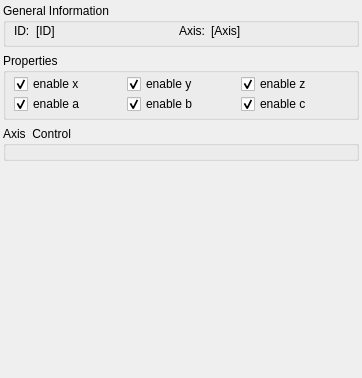
The window that DummyMotor/dockWidgetDummyMotor.ui (itom-project/plugins) describes before a commit, drawn with Qt 5.
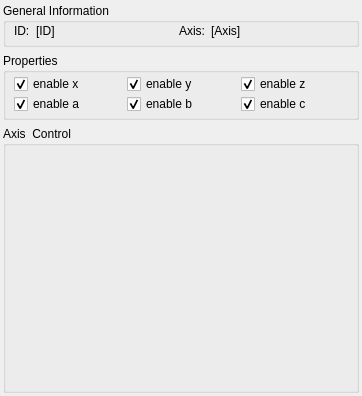
The same window after the commit. Custom widgets are drawn as their Qt base class.

Commit message: DummyMotor: some code refactoring, layout of dock widget improved

The edit to the form file:
```diff
--- a/DummyMotor/dockWidgetDummyMotor.ui
+++ b/DummyMotor/dockWidgetDummyMotor.ui
@@ -7,7 +7,7 @@
     <x>0</x>
     <y>0</y>
     <width>362</width>
-    <height>378</height>
+    <height>396</height>
    </rect>
   </property>
   <property name="sizePolicy">
@@ -223,24 +223,18 @@
        <number>3</number>
       </property>
       <item>
-       <widget class="MotorAxisController" name="axisController"/>
+       <widget class="MotorAxisController" name="axisController">
+        <property name="sizePolicy">
+         <sizepolicy hsizetype="Preferred" vsizetype="Expanding">
+          <horstretch>0</horstretch>
+          <verstretch>0</verstretch>
+         </sizepolicy>
+        </property>
+       </widget>
       </item>
      </layout>
     </widget>
    </item>
-   <item>
-    <spacer name="verticalSpacer">
-     <property name="orientation">
-      <enum>Qt::Vertical</enum>
-     </property>
-     <property name="sizeHint" stdset="0">
-      <size>
-       <width>20</width>
-       <height>75</height>
-      </size>
-     </property>
-    </spacer>
-   </item>
   </layout>
  </widget>
  <customwidgets>
```
The commit also changes 3 other files.
